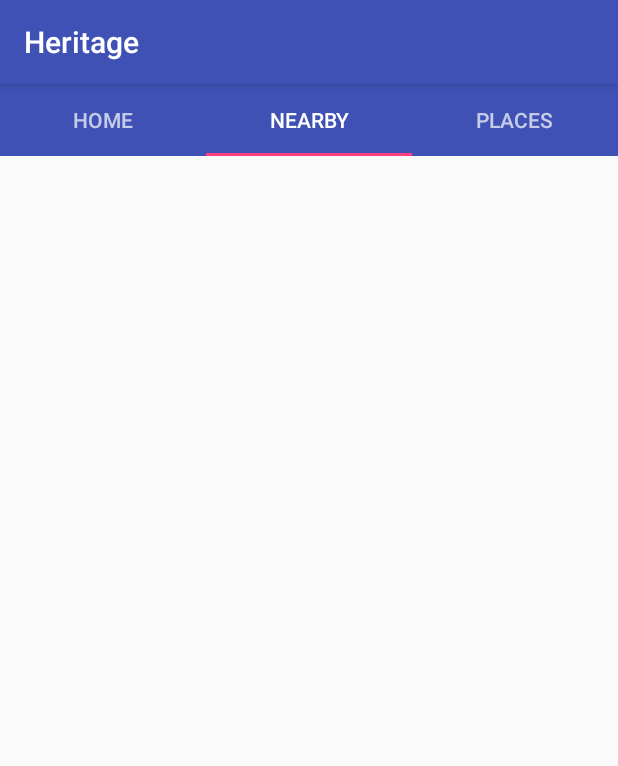
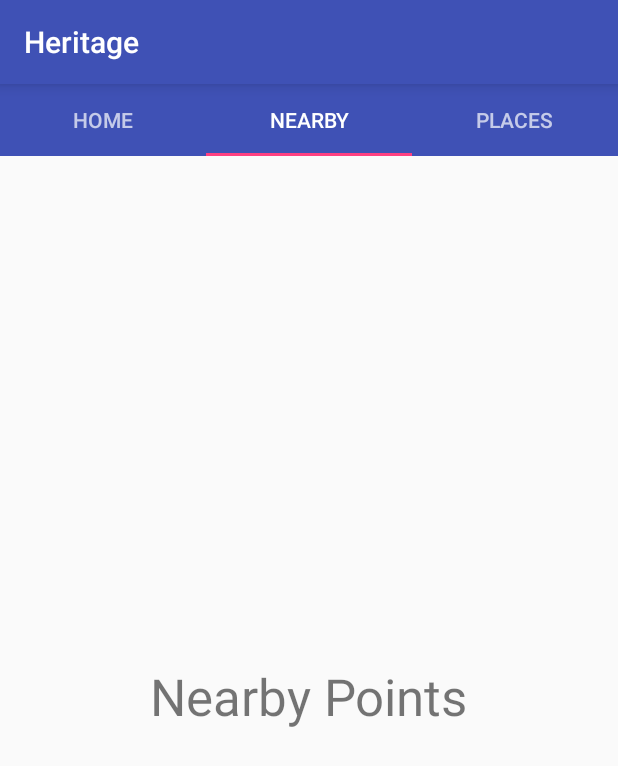
Before and after one commit to jerinphilip/heritage-android, an Android app: the HomeFragment screen opened directly, with no data from a screen before it, tab 2 chosen, on a phone screen of 412 x 824 dp. Shown: the top 766 px of the screen. Run offline under Robolectric (Android 15) with nearby library versions, the phone set to English and light mode, and no system bars; 2 statements that could not run were skipped.

Commit message:
ArrayAdapter for GridView working

```diff
--- a/app/src/main/java/in/ac/iiit/cvit/heritage/GridViewAdapter.java
+++ b/app/src/main/java/in/ac/iiit/cvit/heritage/GridViewAdapter.java
@@ -1,10 +1,12 @@
 package in.ac.iiit.cvit.heritage;
 
 import android.content.Context;
+import android.util.Log;
 import android.view.LayoutInflater;
 import android.view.View;
 import android.view.ViewGroup;
 import android.widget.ArrayAdapter;
+import android.widget.BaseAdapter;
 import android.widget.ImageView;
 import android.widget.TextView;
 
@@ -12,19 +14,45 @@ import java.util.ArrayList;
 
 public class GridViewAdapter extends ArrayAdapter<InterestPoint> {
 
-    public GridViewAdapter(Context context, ArrayList<InterestPoint> interestPoints) {
-        super(context, R.layout.item_interest_point, interestPoints);
+    private ArrayList<InterestPoint> _interestPoints;
+
+    private static final String LOGTAG = "Heritage";
+
+    public GridViewAdapter(Context context, int viewResourceId, ArrayList<InterestPoint> interestPoints) {
+        super(context, viewResourceId, interestPoints);
+        _interestPoints = interestPoints;
+    }
+
+    @Override
+    public int getCount() {
+        return _interestPoints.size();
+    }
+
+    @Override
+    public InterestPoint getItem(int position) {
+        return _interestPoints.get(position);
+    }
+
+    @Override
+    public long getItemId(int position) {
+        return position;
     }
 
     @Override
     public View getView(int position, View convertView, ViewGroup parent) {
-        LayoutInflater inflater = LayoutInflater.from(getContext());
-        View view_item_interest_point = inflater.inflate(R.layout.item_interest_point, parent, false);
+        View view = convertView;
+        if (view == null) {
+            LayoutInflater inflater = (LayoutInflater) getContext().getSystemService(Context.LAYOUT_INFLATER_SERVICE);
+            view = inflater.inflate(R.layout.item_interest_point, null);
+        }
 
         InterestPoint interestPoint = getItem(position);
-        ImageView imageview_interest_point = (ImageView) view_item_interest_point.findViewById(R.id.imageview_interest_point_image);
-        TextView textview_interest_point = (TextView) view_item_interest_point.findViewById(R.id.textview_interest_point_name);
+        //ImageView imageview_interest_point = (ImageView) view.findViewById(R.id.imageview_interest_point_image);
+        TextView textview_interest_point = (TextView) view.findViewById(R.id.textview_interest_point_name);
 
-        return view_item_interest_point;
+        textview_interest_point.setText(interestPoint.get("title"));
+        Log.i(LOGTAG, interestPoint.get("title"));
+
+        return view;
     }
 }
--- a/app/src/main/java/in/ac/iiit/cvit/heritage/HomeFragment.java
+++ b/app/src/main/java/in/ac/iiit/cvit/heritage/HomeFragment.java
@@ -8,6 +8,8 @@ import android.view.ViewGroup;
 
 public class HomeFragment extends Fragment {
 
+    private static final String LOGTAG = "Heritage";
+
     @Override
     public View onCreateView(LayoutInflater inflater, ViewGroup container, Bundle savedInstanceState) {
         View root = inflater.inflate(R.layout.fragment_home, container, false);
--- a/app/src/main/java/in/ac/iiit/cvit/heritage/InterestPointsFragment.java
+++ b/app/src/main/java/in/ac/iiit/cvit/heritage/InterestPointsFragment.java
@@ -1,21 +1,40 @@
 package in.ac.iiit.cvit.heritage;
 
+import android.content.Intent;
 import android.os.Bundle;
 import android.support.v4.app.Fragment;
+import android.util.Log;
 import android.view.LayoutInflater;
 import android.view.View;
 import android.view.ViewGroup;
 import android.widget.GridView;
 
+import java.util.ArrayList;
+
 public class InterestPointsFragment extends Fragment {
+
+    private static final String LOGTAG = "Heritage";
 
     @Override
     public View onCreateView(LayoutInflater inflater, ViewGroup container, Bundle savedInstanceState) {
         View root = inflater.inflate(R.layout.fragment_interest_points, container, false);
 
+        String packageName = getActivity().getIntent().getStringExtra("package");
+        Log.i(LOGTAG, packageName);
+
+        ArrayList<InterestPoint> interestPoints = LoadPackage(packageName);
+
         GridView gridview_interest_points = (GridView) root.findViewById(R.id.gridview_interest_points);
-        //gridview_interest_points.setAdapter(new GridViewAdapter(getActivity(), interestPoints));
+        gridview_interest_points.setAdapter(new GridViewAdapter(getActivity(), R.layout.fragment_interest_points, interestPoints));
 
         return root;
     }
+
+    private ArrayList<InterestPoint> LoadPackage(String packageName){
+        PackageReader reader;
+        packageName = packageName.toLowerCase();
+        reader = new PackageReader(packageName);
+        ArrayList<InterestPoint> interestPoints = reader.getContents();
+        return interestPoints;
+    }
 }
--- a/app/src/main/java/in/ac/iiit/cvit/heritage/MainActivity.java
+++ b/app/src/main/java/in/ac/iiit/cvit/heritage/MainActivity.java
@@ -1,15 +1,11 @@
 package in.ac.iiit.cvit.heritage;
 
-import android.content.Intent;
 import android.support.design.widget.TabLayout;
-import android.support.v4.media.MediaBrowserCompat;
 import android.support.v4.view.ViewPager;
 import android.support.v7.app.AppCompatActivity;
 import android.os.Bundle;
 import android.support.v7.widget.Toolbar;
 import android.util.Log;
-
-import java.util.ArrayList;
 
 public class MainActivity extends AppCompatActivity {
 
@@ -52,41 +48,13 @@ public class MainActivity extends AppCompatActivity {
             @Override
             public void onTabReselected(TabLayout.Tab tab) {
 
-            }
+           }
         });
-
-
-        Intent parent = getIntent();
-        String packageName = parent.getStringExtra("package");
-        Log.d("MainActivity", packageName);
-
-        LoadPackage(packageName);
-    }
-
-    public void LoadPackage(String packageName){
-        PackageReader reader;
-        packageName  = packageName.toLowerCase();
-        reader = new PackageReader(packageName);
-        ArrayList<InterestPoint> InterestPoints = reader.getContents();
-        InterestPoint interestPoint;
-        for(int i=0; i<InterestPoints.size(); i++){
-            interestPoint = InterestPoints.get(i);
-            Log.d("LoadPackage", interestPoint.get("title"));
-        }
-
     }
 
     @Override
     public void onBackPressed() {
         super.onBackPressed();
-
-
-        Intent intent_main = new Intent(Intent.ACTION_MAIN);
-        intent_main.addCategory(Intent.CATEGORY_HOME);
-        intent_main.addFlags(Intent.FLAG_ACTIVITY_CLEAR_TOP);
-        startActivity(intent_main);
-
         finish();
-        System.exit(0);
     }
 }
--- a/app/src/main/java/in/ac/iiit/cvit/heritage/NearbyPointsFragment.java
+++ b/app/src/main/java/in/ac/iiit/cvit/heritage/NearbyPointsFragment.java
@@ -8,6 +8,8 @@ import android.view.ViewGroup;
 
 public class NearbyPointsFragment extends Fragment {
 
+    private static final String LOGTAG = "Heritage";
+
     @Override
     public View onCreateView(LayoutInflater inflater, ViewGroup container, Bundle savedInstanceState) {
         View root = inflater.inflate(R.layout.fragment_nearby_points, container, false);
--- a/app/src/main/java/in/ac/iiit/cvit/heritage/PackageReader.java
+++ b/app/src/main/java/in/ac/iiit/cvit/heritage/PackageReader.java
@@ -41,7 +41,7 @@ public class PackageReader {
         return InterestPoints;
     }
 
-    void readContentsFromString(String xml){
+    private void readContentsFromString(String xml){
         DocumentBuilderFactory factory = DocumentBuilderFactory.newInstance();
         DocumentBuilder builder = null;
         try {
@@ -84,7 +84,7 @@ public class PackageReader {
         }
     }
 
-    void readFromFile(){
+    private void readFromFile(){
         File baseLocal = Environment.getExternalStorageDirectory();
 
         File xmlfile = new File(baseLocal, "heritage/extracted/" + _packageName + "/d.xml");
@@ -98,7 +98,7 @@ public class PackageReader {
     }
 
 
-    public String readTextFile(InputStream inputStream) {
+    private String readTextFile(InputStream inputStream) {
         ByteArrayOutputStream outputStream = new ByteArrayOutputStream();
 
         byte buf[] = new byte[1024];
--- a/app/src/main/java/in/ac/iiit/cvit/heritage/PagerAdapter.java
+++ b/app/src/main/java/in/ac/iiit/cvit/heritage/PagerAdapter.java
@@ -3,14 +3,15 @@ package in.ac.iiit.cvit.heritage;
 import android.support.v4.app.Fragment;
 import android.support.v4.app.FragmentManager;
 import android.support.v4.app.FragmentStatePagerAdapter;
+import android.util.Log;
 
 public class PagerAdapter extends FragmentStatePagerAdapter {
 
-    private int tabCount;
+    private int _tabCount;
 
     public PagerAdapter(FragmentManager fragmentManager, int tabCount) {
         super(fragmentManager);
-        this.tabCount = tabCount;
+        _tabCount = tabCount;
     }
 
     @Override
@@ -30,8 +31,9 @@ public class PagerAdapter extends FragmentStatePagerAdapter {
         }
     }
 
+
     @Override
     public int getCount() {
-        return tabCount;
+        return _tabCount;
     }
 }
--- a/app/src/main/res/layout/fragment_nearby_points.xml
+++ b/app/src/main/res/layout/fragment_nearby_points.xml
@@ -1,6 +1,16 @@
 <?xml version="1.0" encoding="utf-8"?>
-<LinearLayout xmlns:android="http://schemas.android.com/apk/res/android"
-    android:orientation="vertical" android:layout_width="match_parent"
+<RelativeLayout
+    xmlns:android="http://schemas.android.com/apk/res/android"
+    android:orientation="vertical"
+    android:layout_width="match_parent"
     android:layout_height="match_parent">
 
-</LinearLayout>
+    <TextView
+        android:layout_width="wrap_content"
+        android:layout_height="wrap_content"
+        android:layout_centerVertical="true"
+        android:layout_centerHorizontal="true"
+        android:text="Nearby Points"
+        android:textSize="@dimen/activity_xxmedium_text" />
+
+</RelativeLayout>
```
Also changed, not shown: app/src/main/java/in/ac/iiit/cvit/heritage/PackageDownloader.java (+4 -4 lines), app/src/main/res/layout/fragment_home.xml (+13 -3 lines), app/src/main/res/layout/fragment_interest_points.xml (+5 -4 lines), app/src/main/res/layout/item_interest_point.xml (+13 -3 lines).
